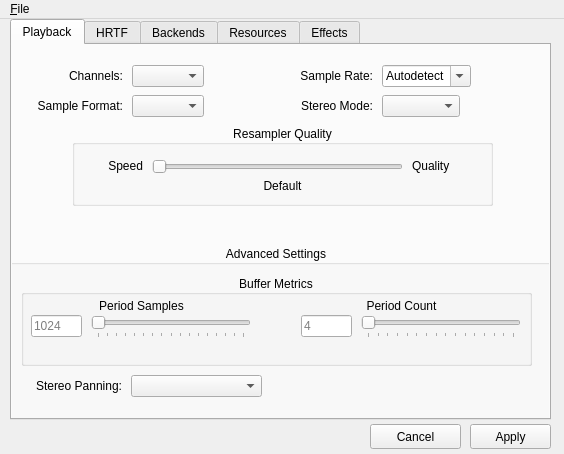
Old version of the form utils/alsoft-config/mainwindow.ui in the repository kcat/openal-soft.
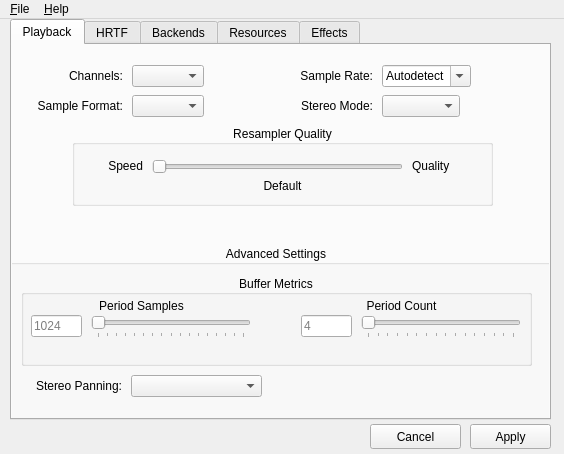
New version of the form. Icons and pictures are not drawn.

Commit message: Add a simple About page that shows the library build version

Diff of the .ui file:
```diff
--- a/utils/alsoft-config/mainwindow.ui
+++ b/utils/alsoft-config/mainwindow.ui
@@ -1964,7 +1964,14 @@
     <addaction name="separator"/>
     <addaction name="actionQuit"/>
    </widget>
+   <widget class="QMenu" name="menuHelp">
+    <property name="title">
+     <string>&amp;Help</string>
+    </property>
+    <addaction name="actionAbout"/>
+   </widget>
    <addaction name="menuFile"/>
+   <addaction name="menuHelp"/>
   </widget>
   <action name="actionQuit">
    <property name="icon">
```
Left out of the diff: 5 changed lines with no effect on the pictures. The commit also changes 2 other files.
